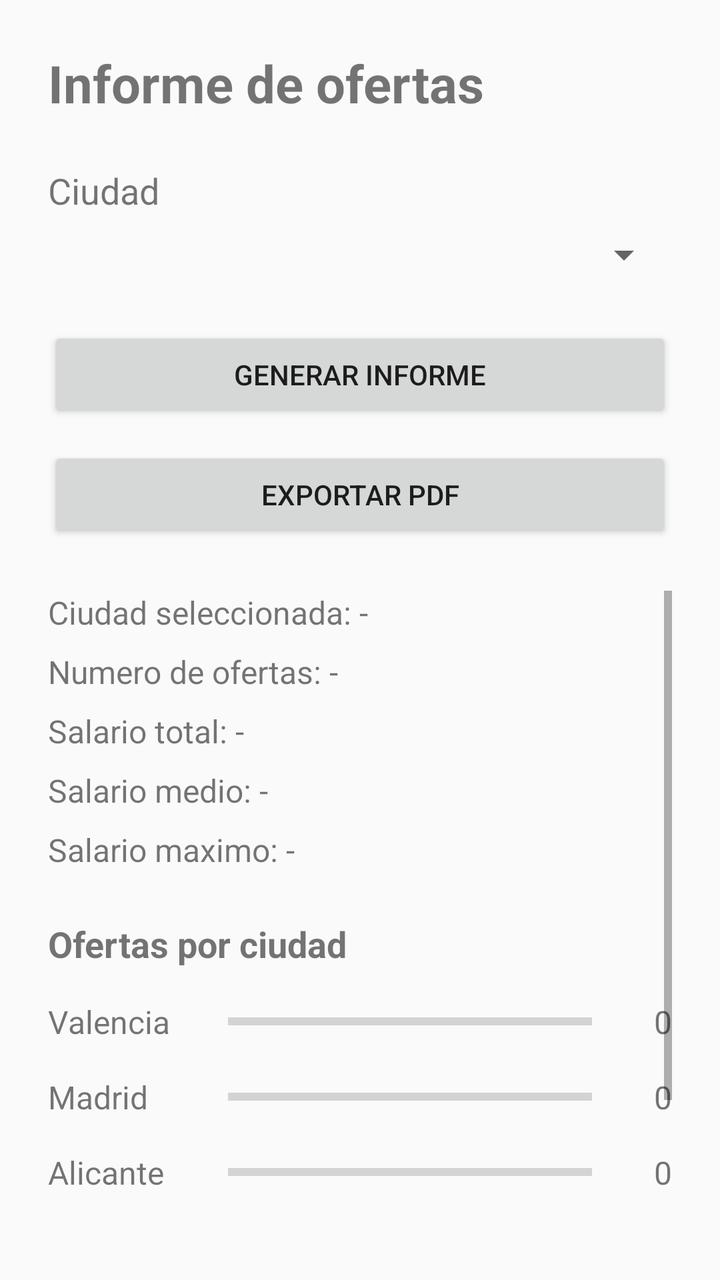
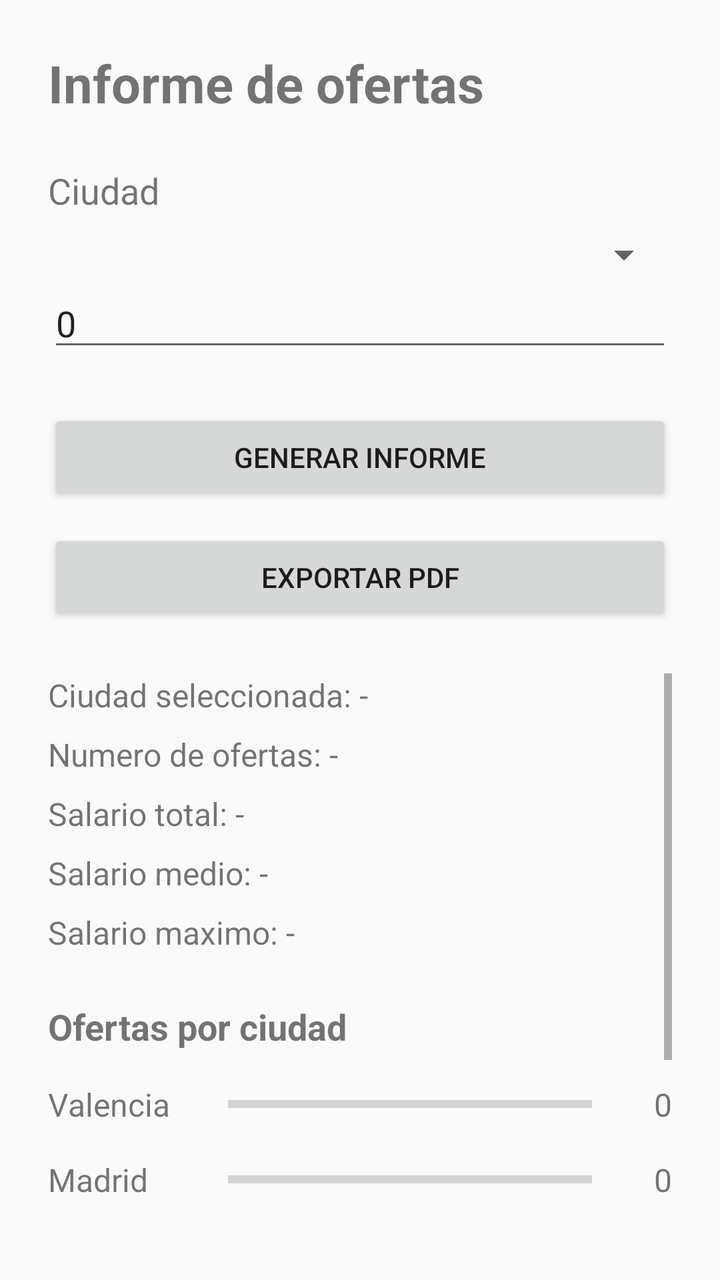

The first picture is an Android layout as it rendered before a commit; the second is the same layout after the commit. The layout source and the unified diff follow.
<!-- AndroidManifest.xml: activity theme Theme.RA5GenerarInformes -->
<!-- res/layout/activity_main.xml -->
<?xml version="1.0" encoding="utf-8"?>
<LinearLayout xmlns:android="http://schemas.android.com/apk/res/android"
    xmlns:tools="http://schemas.android.com/tools"
    android:id="@+id/main"
    android:layout_width="match_parent"
    android:layout_height="match_parent"
    android:orientation="vertical"
    android:padding="24dp"
    tools:context=".MainActivity">

    <TextView
        android:id="@+id/textoTitulo"
        android:layout_width="match_parent"
        android:layout_height="wrap_content"
        android:text="Informe de ofertas"
        android:textSize="26sp"
        android:textStyle="bold" />

    <TextView
        android:id="@+id/textoCiudad"
        android:layout_width="match_parent"
        android:layout_height="wrap_content"
        android:layout_marginTop="24dp"
        android:text="Ciudad"
        android:textSize="18sp" />

    <Spinner
        android:id="@+id/spinnerCiudad"
        android:layout_width="match_parent"
        android:layout_height="wrap_content"
        android:layout_marginTop="8dp" />

    <Button
        android:id="@+id/botonGenerarInforme"
        android:layout_width="match_parent"
        android:layout_height="wrap_content"
        android:layout_marginTop="24dp"
        android:text="Generar informe" />

    <Button
        android:id="@+id/botonExportarPdf"
        android:layout_width="match_parent"
        android:layout_height="wrap_content"
        android:layout_marginTop="12dp"
        android:text="Exportar PDF" />

    <ScrollView
        android:layout_width="match_parent"
        android:layout_height="0dp"
        android:layout_marginTop="24dp"
        android:layout_weight="1">

        <LinearLayout
            android:id="@+id/contenedorInforme"
            android:layout_width="match_parent"
            android:layout_height="wrap_content"
            android:orientation="vertical">

            <TextView
                android:id="@+id/textoCiudadSeleccionada"
                android:layout_width="match_parent"
                android:layout_height="wrap_content"
                android:text="Ciudad seleccionada: -"
                android:textSize="16sp" />

            <TextView
                android:id="@+id/textoNumeroOfertas"
                android:layout_width="match_parent"
                android:layout_height="wrap_content"
                android:layout_marginTop="8dp"
                android:text="Numero de ofertas: -"
                android:textSize="16sp" />

            <TextView
                android:id="@+id/textoSalarioTotal"
                android:layout_width="match_parent"
                android:layout_height="wrap_content"
                android:layout_marginTop="8dp"
                android:text="Salario total: -"
                android:textSize="16sp" />

            <TextView
                android:id="@+id/textoSalarioMedio"
                android:layout_width="match_parent"
                android:layout_height="wrap_content"
                android:layout_marginTop="8dp"
                android:text="Salario medio: -"
                android:textSize="16sp" />

            <TextView
                android:id="@+id/textoSalarioMaximo"
                android:layout_width="match_parent"
                android:layout_height="wrap_content"
                android:layout_marginTop="8dp"
                android:text="Salario maximo: -"
                android:textSize="16sp" />

            <TextView
                android:id="@+id/textoTituloGrafico"
                android:layout_width="match_parent"
                android:layout_height="wrap_content"
                android:layout_marginTop="24dp"
                android:text="Ofertas por ciudad"
                android:textSize="18sp"
                android:textStyle="bold" />

            <LinearLayout
                android:layout_width="match_parent"
                android:layout_height="wrap_content"
                android:layout_marginTop="8dp"
                android:orientation="vertical">

                <LinearLayout
                    android:layout_width="match_parent"
                    android:layout_height="wrap_content"
                    android:gravity="center_vertical"
                    android:orientation="horizontal"
                    android:paddingTop="8dp"
                    android:paddingBottom="8dp">

                    <TextView
                        android:layout_width="90dp"
                        android:layout_height="wrap_content"
                        android:text="Valencia"
                        android:textSize="16sp" />

                    <ProgressBar
                        android:id="@+id/barraValencia"
                        style="?android:attr/progressBarStyleHorizontal"
                        android:layout_width="0dp"
                        android:layout_height="20dp"
                        android:layout_weight="1"
                        android:indeterminate="false"
                        android:max="1"
                        android:progress="0" />

                    <TextView
                        android:id="@+id/textoCantidadValencia"
                        android:layout_width="40dp"
                        android:layout_height="wrap_content"
                        android:gravity="end"
                        android:text="0"
                        android:textSize="16sp" />
                </LinearLayout>

                <LinearLayout
                    android:layout_width="match_parent"
                    android:layout_height="wrap_content"
                    android:gravity="center_vertical"
                    android:orientation="horizontal"
                    android:paddingTop="8dp"
                    android:paddingBottom="8dp">

                    <TextView
                        android:layout_width="90dp"
                        android:layout_height="wrap_content"
                        android:text="Madrid"
                        android:textSize="16sp" />

                    <ProgressBar
                        android:id="@+id/barraMadrid"
                        style="?android:attr/progressBarStyleHorizontal"
                        android:layout_width="0dp"
                        android:layout_height="20dp"
                        android:layout_weight="1"
                        android:indeterminate="false"
                        android:max="1"
                        android:progress="0" />

                    <TextView
                        android:id="@+id/textoCantidadMadrid"
                        android:layout_width="40dp"
                        android:layout_height="wrap_content"
                        android:gravity="end"
                        android:text="0"
                        android:textSize="16sp" />
                </LinearLayout>

                <LinearLayout
                    android:layout_width="match_parent"
                    android:layout_height="wrap_content"
                    android:gravity="center_vertical"
                    android:orientation="horizontal"
                    android:paddingTop="8dp"
                    android:paddingBottom="8dp">

                    <TextView
                        android:layout_width="90dp"
                        android:layout_height="wrap_content"
                        android:text="Alicante"
                        android:textSize="16sp" />

                    <ProgressBar
                        android:id="@+id/barraAlicante"
                        style="?android:attr/progressBarStyleHorizontal"
                        android:layout_width="0dp"
                        android:layout_height="20dp"
                        android:layout_weight="1"
                        android:indeterminate="false"
                        android:max="1"
                        android:progress="0" />

                    <TextView
                        android:id="@+id/textoCantidadAlicante"
                        android:layout_width="40dp"
                        android:layout_height="wrap_content"
                        android:gravity="end"
                        android:text="0"
                        android:textSize="16sp" />
                </LinearLayout>

                <LinearLayout
                    android:layout_width="match_parent"
                    android:layout_height="wrap_content"
                    android:gravity="center_vertical"
                    android:orientation="horizontal"
                    android:paddingTop="8dp"
                    android:paddingBottom="8dp">

                    <TextView
                        android:layout_width="90dp"
                        android:layout_height="wrap_content"
                        android:text="Segorbe"
                        android:textSize="16sp" />

                    <ProgressBar
                        android:id="@+id/barraSegorbe"
                        style="?android:attr/progressBarStyleHorizontal"
                        android:layout_width="0dp"
                        android:layout_height="20dp"
                        android:layout_weight="1"
                        android:indeterminate="false"
                        android:max="1"
                        android:progress="0" />

                    <TextView
                        android:id="@+id/textoCantidadSegorbe"
                        android:layout_width="40dp"
                        android:layout_height="wrap_content"
                        android:gravity="end"
                        android:text="0"
                        android:textSize="16sp" />
                </LinearLayout>

            </LinearLayout>

            <TextView
                android:id="@+id/textoTituloListado"
                android:layout_width="match_parent"
                android:layout_height="wrap_content"
                android:layout_marginTop="24dp"
                android:text="Ofertas"
                android:textSize="18sp"
                android:textStyle="bold" />

            <LinearLayout
                android:id="@+id/contenedorOfertas"
                android:layout_width="match_parent"
                android:layout_height="wrap_content"
                android:layout_marginTop="8dp"
                android:orientation="vertical" />

        </LinearLayout>

    </ScrollView>

</LinearLayout>
<!-- resources referenced by this layout -->
<resources>
  <style name="Theme.RA5GenerarInformes" parent="android:Theme.Material.Light.NoActionBar" />
</resources>

<!-- the commit's change to res/layout/activity_main.xml (unified diff, before → after) -->
@@ -30,6 +30,15 @@
         android:layout_height="wrap_content"
         android:layout_marginTop="8dp" />
 
+    <EditText
+        android:id="@+id/salarioMinimo"
+        android:layout_width="match_parent"
+        android:layout_height="wrap_content"
+        android:hint="Salario mínimo"
+        android:inputType="number"
+        android:text="0" />
+
+
     <Button
         android:id="@+id/botonGenerarInforme"
         android:layout_width="match_parent"
